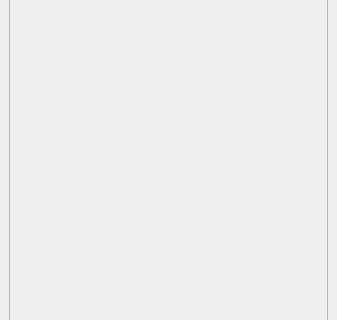
Above: RobWorkSim/src/rwsimlibs/plugins/EngineTestPlugin.ui from onier/RobWork before the change; both pictures show x 0 to 337 and y 240 to 560 of the 337 by 698 pixel window. Below: the same form after it.
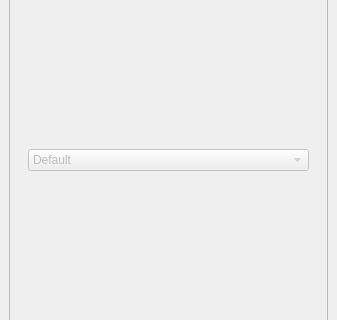
That is the form after the change. The open tabs and pages were chosen to show the change.

Commit message: Addition of predefined parameters concept in EngineTest (issue #7)

```diff
--- a/RobWorkSim/src/rwsimlibs/plugins/EngineTestPlugin.ui
+++ b/RobWorkSim/src/rwsimlibs/plugins/EngineTestPlugin.ui
@@ -110,13 +110,26 @@
              <x>0</x>
              <y>0</y>
              <width>299</width>
-             <height>472</height>
+             <height>466</height>
             </rect>
            </property>
            <attribute name="label">
             <string>Input Parameters</string>
            </attribute>
-           <layout class="QGridLayout" name="gridLayout"/>
+           <layout class="QGridLayout" name="gridLayout">
+            <item row="0" column="0">
+             <widget class="QComboBox" name="predefined">
+              <property name="minimumContentsLength">
+               <number>7</number>
+              </property>
+              <item>
+               <property name="text">
+                <string>Default</string>
+               </property>
+              </item>
+             </widget>
+            </item>
+           </layout>
           </widget>
           <widget class="QWidget" name="executionBox">
            <property name="enabled">
```
Left out of the diff: 6 changed lines with no effect on the pictures. The commit also changes 5 other files.
